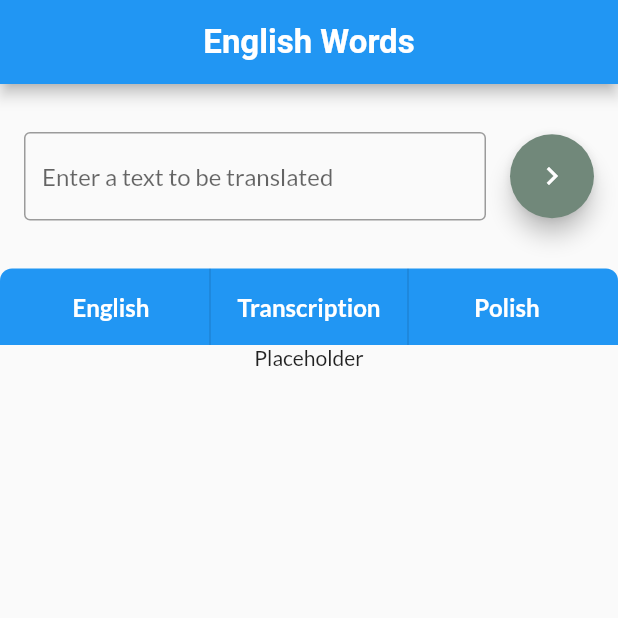
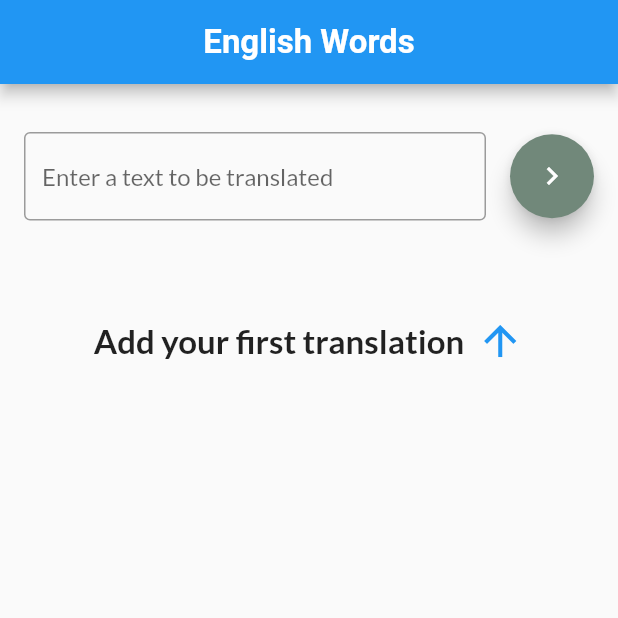
Before and after one commit to PiotrLepa/english_words, a Flutter app: the screen it shows after launch, on a phone screen of 412 x 824 dp, the top half of it. Run offline on Flutter 3.47's test engine with Material 2 defaults, Android fonts, the phone set to English and light mode, and no system bars; our stand-ins replace auto_route, cloud_firestore, firebase_core, flutter_bloc, freezed_annotation, get_it and 1 more; accounts and stored records are empty; generated files the repository leaves out were written again.

Commit message:
Add loader and style list placeholder

```diff
--- a/lib/l10n/app_en.arb
+++ b/lib/l10n/app_en.arb
@@ -8,5 +8,6 @@
   "homeTextAlreadySavedError": "Text already saved",
   "homeSavedTextDeleted": "Saved text deleted",
   "homeUndoTextDeletion": "Undo",
+  "homeAddYourFirstTranslation": "Add your first translation",
   "translationFailureMessage": "An error occurred during the translation"
 }
--- a/lib/l10n/app_pl.arb
+++ b/lib/l10n/app_pl.arb
@@ -8,5 +8,6 @@
   "homeTextAlreadySavedError": "Tekst jest już zapisany",
   "homeSavedTextDeleted": "Zapisany tekst został usunięty",
   "homeUndoTextDeletion": "Cofnij",
+  "homeAddYourFirstTranslation": "Dodaj swoje pierwsze tłumacznie",
   "translationFailureMessage": "Wystąpił błąd podczas tłumaczenia"
 }
--- a/lib/presentation/home/home_screen.dart
+++ b/lib/presentation/home/home_screen.dart
@@ -49,17 +49,25 @@ class _HomeScreenState extends State<HomeScreen> {
           }
         },
         builder: (context, state) {
+          switch (state.status) {
+            case HomeStatus.initialLoading:
+              return const Center(child: CircularProgressIndicator());
+            default:
               return HomePage(
                 savedTexts: state.savedTexts,
-            isTranslatingInProgress: state.status == HomeStatus.translationInProgress,
+                isTranslatingInProgress:
+                    state.status == HomeStatus.translationInProgress,
                 textEditController: _textEditController,
                 onTextSubmitted: (text) {
                   context.read<HomeBloc>().add(HomeEvent.textSubmitted(text));
                 },
                 onTextDeleted: (item) {
-              context.read<HomeBloc>().add(HomeEvent.savedTextDeleted(item));
+                  context
+                      .read<HomeBloc>()
+                      .add(HomeEvent.savedTextDeleted(item));
                 },
               );
+          }
         },
       ),
     );
--- a/lib/presentation/home/widgets/home_page.dart
+++ b/lib/presentation/home/widgets/home_page.dart
@@ -1,4 +1,5 @@
 import 'package:english_words/domain/model/text_info/saved_text.dart';
+import 'package:english_words/presentation/extensions.dart';
 import 'package:english_words/presentation/home/widgets/home_text_input.dart';
 import 'package:english_words/presentation/home/widgets/saved_text_item.dart';
 import 'package:english_words/presentation/home/widgets/saved_text_list_header.dart';
@@ -35,30 +36,59 @@ class HomePage extends StatelessWidget {
           ),
         ),
         const SizedBox(height: 16),
-        const SavedTextListHeader(),
-        Expanded(
-          child: _buildListOrPlaceholder(savedTexts),
-        ),
+        savedTexts.isEmpty
+            ? _buildPlaceholder(context)
+            : _buildList(savedTexts),
       ],
     );
   }
 
-  Widget _buildListOrPlaceholder(List<SavedText> savedTexts) {
-    if (savedTexts.isEmpty) {
-      return const Text('Placeholder'); // TODO
-    } else {
-      return ListView.separated(
+  Widget _buildPlaceholder(BuildContext context) {
+    return Padding(
+      padding: const EdgeInsets.only(top: 32),
+      child: Row(
+        mainAxisAlignment: MainAxisAlignment.center,
+        children: [
+          Text(
+            context.strings.homeAddYourFirstTranslation,
+            style: const TextStyle(
+              fontSize: 22,
+              fontWeight: FontWeight.bold,
+            ),
+          ),
+          const SizedBox(width: 8),
+          Icon(
+            Icons.arrow_upward,
+            size: 32,
+            color: ThemeProvider.of(context).primaryColor,
+          ),
+        ],
+      ),
+    );
+  }
+
+  Widget _buildList(List<SavedText> savedTexts) {
+    return Expanded(
+      child: Column(
+        children: [
+          const SavedTextListHeader(),
+          Expanded(
+            child: ListView.separated(
               itemCount: savedTexts.length,
               separatorBuilder: (context, index) => const Divider(height: 1),
               itemBuilder: (context, index) {
                 final item = savedTexts[index];
                 return SavedTextItem(
                   item: item,
-            backgroundColor: ThemeProvider.of(context).getListItemColor(index),
+                  backgroundColor:
+                      ThemeProvider.of(context).getListItemColor(index),
                   onItemDeleted: onTextDeleted,
                 );
               },
+            ),
+          ),
+        ],
+      ),
     );
   }
 }
-}
```
Lines whose indentation alone changed are shown as unchanged.
